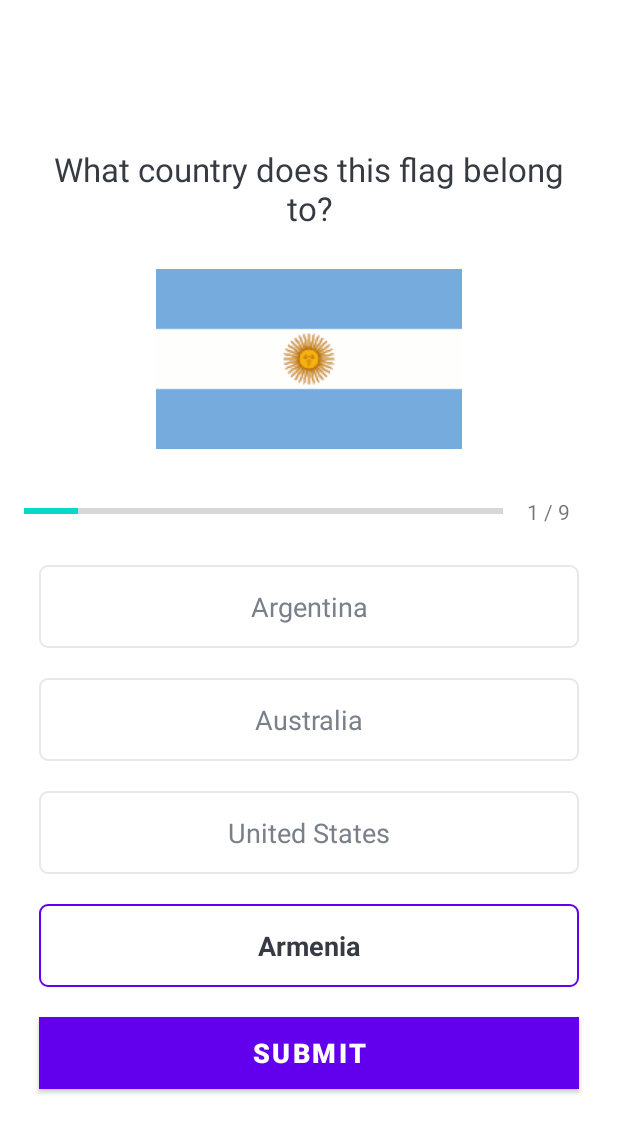
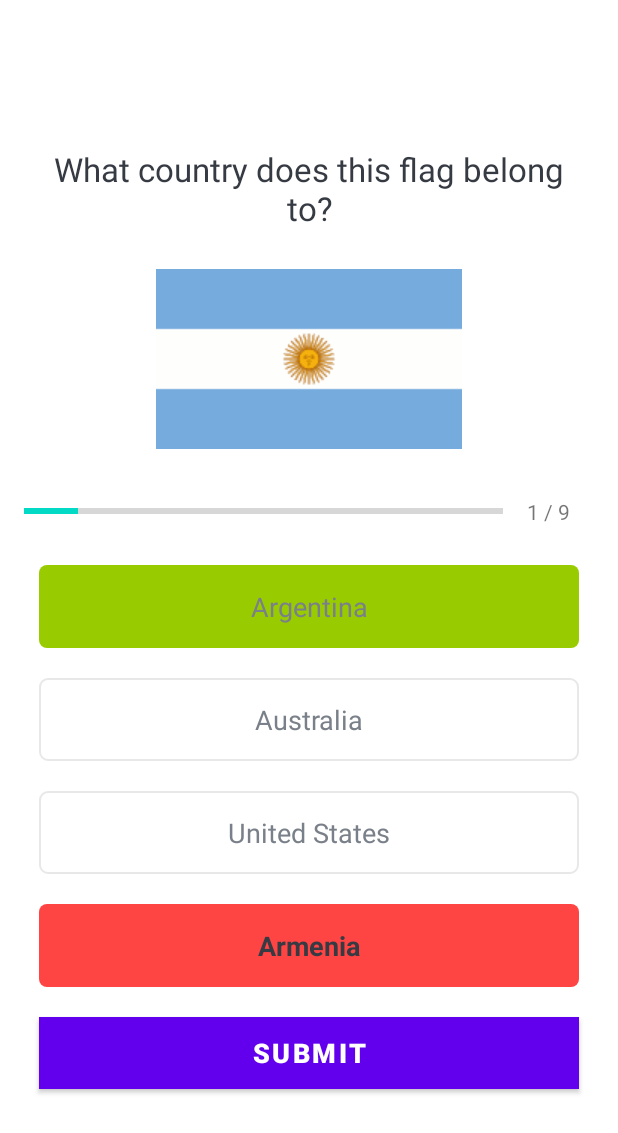
Before and after one commit to carlos-lopez98/QuizAndroidApp, an Android app: the QuizQuestionsActivity screen opened directly, with no data from a screen before it, after a tap on "SUBMIT", on a phone screen of 412 x 824 dp. Shown: the top 1133 px of the screen. Run offline under Robolectric (Android 15) with nearby library versions, the phone set to English and light mode, and no system bars; 2 other taps on this screen came first.

Commit message:
Added Correct/Incorrect answer Functionality

```diff
--- a/app/src/main/java/com/cjl/quizapp/QuizQuestionsActivity.kt
+++ b/app/src/main/java/com/cjl/quizapp/QuizQuestionsActivity.kt
@@ -58,7 +58,9 @@ class QuizQuestionsActivity : AppCompatActivity(), View.OnClickListener {
         setQuestion()
     }
 
-
+    /**
+     * Set's the Question Screen along with the question that is being displayed
+     */
     private fun setQuestion() {
 
         val question: Question = mQuestionsList!![myCurrentPosition - 1]
@@ -79,13 +81,11 @@ class QuizQuestionsActivity : AppCompatActivity(), View.OnClickListener {
         }else {
             btnSubmit?.text = "SUBMIT"
         }
-
-
-
-
     }
 
-
+    /**
+     * Set's the default view of the buttons, all light grey
+     */
     private fun defaultOptionsView(){
         val options = ArrayList<TextView>()
 
@@ -112,6 +112,9 @@ class QuizQuestionsActivity : AppCompatActivity(), View.OnClickListener {
         }
     }
 
+    /**
+     * Set's the view for the option the user has currently selected
+     */
     private fun selectedOptionView(tv: TextView, selectedOptionNum: Int){
         defaultOptionsView() // Sets every button to it's normal look
 
@@ -126,7 +129,13 @@ class QuizQuestionsActivity : AppCompatActivity(), View.OnClickListener {
 
     }
 
-
+    /**
+     * Set's what happens on click for our clickable components
+     *
+     * IE. If tvOptionOne is clicked, border == purple
+     *
+     * IE. If submitBtn is clicked, move to next question, also let's you know if you're selectedOption is correct or wrong
+     */
     override fun onClick(view: View?) {
 
         when(view?.id){
@@ -151,9 +160,68 @@ class QuizQuestionsActivity : AppCompatActivity(), View.OnClickListener {
                 }
             }
 
-//            R.id.btnSubmit -> {
-//                //TODO implement on click for submit button
-//            }
+            R.id.btnSubmit -> {
+
+                if(mSelectedOptionPosition == 0){
+                    myCurrentPosition++
+
+                    when{
+                        myCurrentPosition <= mQuestionsList!!.size -> {
+                            setQuestion()
+                        }
+                    }
+                } else{
+                    val question = mQuestionsList?.get(myCurrentPosition - 1)
+
+                    //If selected answer is incorrect, on submit click option will turn red
+                    if(question!!.correctAnswer != mSelectedOptionPosition){
+                        answerView(mSelectedOptionPosition, R.drawable.wrong_option_border_bg)
+                    }
+
+                    answerView(question.correctAnswer, R.drawable.correct_option_border_bg)
+                }
+
+
+
+
+            }
         }
     }
+
+    /**
+     * Takes in the answer that the user selected
+     *
+     * If correct, we'll assign it green, if incorrect we'll assign it red
+     */
+    private fun answerView(answer: Int, drawableView: Int){
+
+        when(answer){
+            1 -> {
+                tvOptionOne?.background = ContextCompat.getDrawable(
+                    this,
+                    drawableView
+                )
+            }
+            2 -> {
+                tvOptionTwo?.background = ContextCompat.getDrawable(
+                    this,
+                    drawableView
+                )
+            }
+            3 -> {
+                tvOptionThree?.background = ContextCompat.getDrawable(
+                    this,
+                    drawableView
+                )
+            }
+            4 -> {
+                tvOptionFour?.background = ContextCompat.getDrawable(
+                    this,
+                    drawableView
+                )
+            }
+        }
+
+
+    }
 }
--- /dev/null
+++ b/app/src/main/res/drawable-v24/wrong_option_border_bg.xml
@@ -0,0 +1,7 @@
+<?xml version="1.0" encoding="utf-8"?>
+<shape xmlns:android="http://schemas.android.com/apk/res/android"
+    android:shape="rectangle"
+    >
+    <solid android:color="@android:color/holo_red_light"/>
+    <corners android:radius="5dp"/>
+</shape>
--- /dev/null
+++ b/app/src/main/res/drawable/correct_option_border_bg.xml
@@ -0,0 +1,7 @@
+<?xml version="1.0" encoding="utf-8"?>
+<shape xmlns:android="http://schemas.android.com/apk/res/android"
+    android:shape="rectangle"
+    >
+    <solid android:color="@android:color/holo_green_light"/>
+    <corners android:radius="5dp"/>
+</shape>
```
